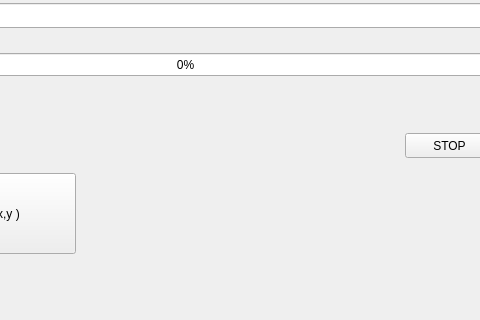
First picture: the form in src/gui_control/ui/mainwindow.ui, repository fr1cadelka/supervised_control_my_developed-, before the edit; both pictures show x 235 to 715 and y 117 to 437 of the 832 by 437 pixel window.
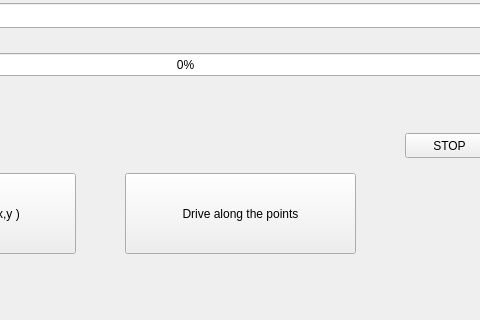
Second picture: the form after the edit.

Commit message: add load with file point

Patch:
```diff
--- a/src/gui_control/ui/mainwindow.ui
+++ b/src/gui_control/ui/mainwindow.ui
@@ -174,6 +174,19 @@
      <string>Please, load file with point (x,y )</string>
     </property>
    </widget>
+   <widget class="QPushButton" name="pushButton_along_the_point">
+    <property name="geometry">
+     <rect>
+      <x>360</x>
+      <y>290</y>
+      <width>231</width>
+      <height>81</height>
+     </rect>
+    </property>
+    <property name="text">
+     <string>Drive along the points</string>
+    </property>
+   </widget>
   </widget>
   <widget class="QMenuBar" name="menubar">
    <property name="geometry">
```
The commit also changes 6 other files.
